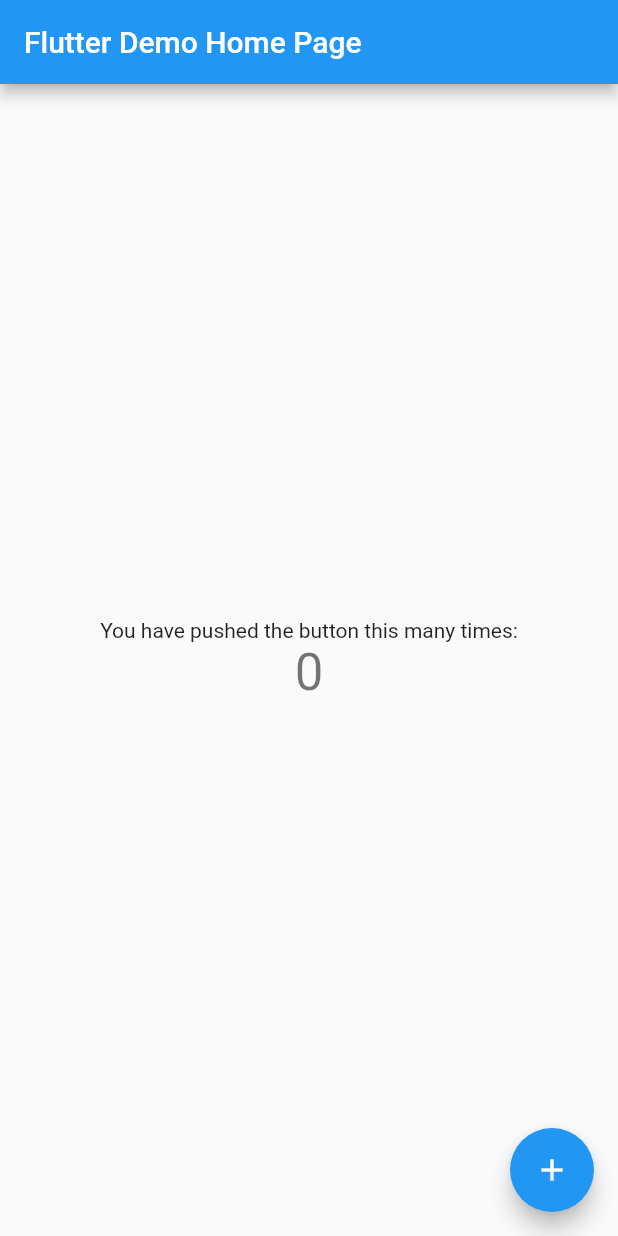
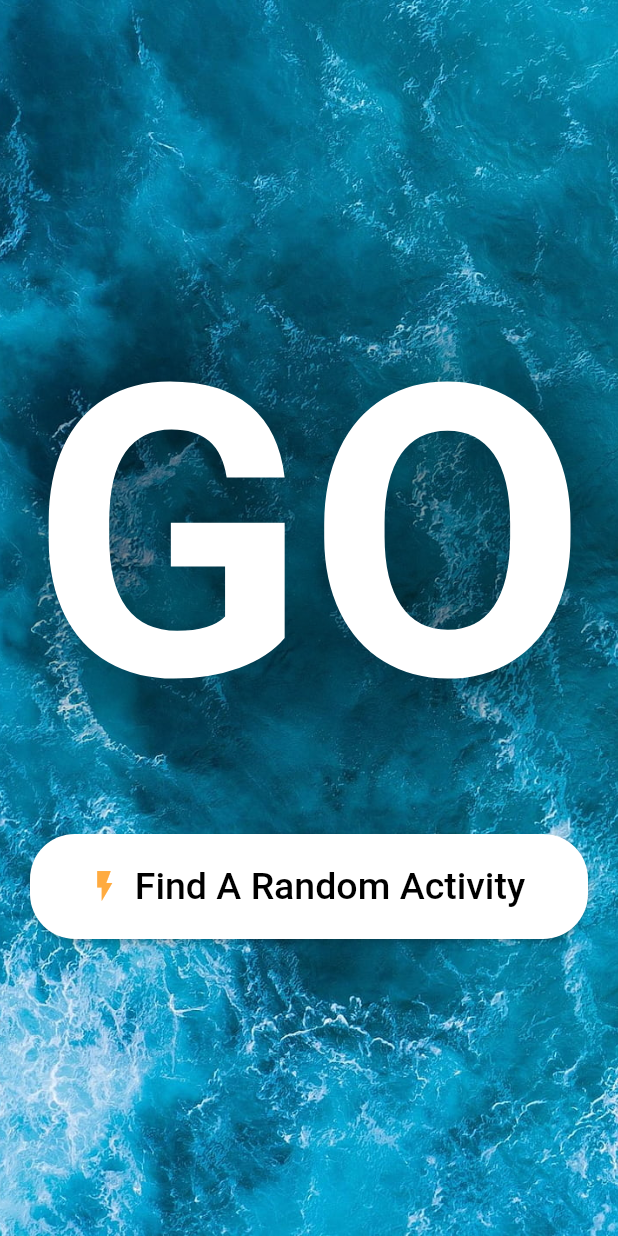
Before and after one commit to Blanco1010/clean-architect-flutter, a Flutter app: the screen it shows after launch, on a phone screen of 412 x 824 dp. Run offline on Flutter 3.47's test engine with Material 2 defaults, Android fonts, the phone set to English and light mode, and no system bars; our stand-ins replace dartz, dio, equatable, shared_preferences; missing offline and left inert: data_connection_checker_tv.

```diff
--- a/clean_architect/lib/features/random_activity/data/repositories/random_activty_repository_impl.dart
+++ b/clean_architect/lib/features/random_activity/data/repositories/random_activity_repository_impl.dart
@@ -35,7 +35,7 @@ class RandomActivityRepositoryImpl implements RandomActivityRepository {
 
         localDataSource.cacheRandomActivity(remoteActivity);
 
-        return Right(await remoteDataSource.getRandomActivity());
+        return Right(remoteActivity);
       } on ServerException {
         return Left(ServerFailure(errorMessage: 'This is a server exception'));
       }
--- /dev/null
+++ b/clean_architect/lib/features/random_activity/display/pages/landing_page.dart
@@ -0,0 +1,69 @@
+import 'package:flutter/material.dart';
+
+import 'package:provider/provider.dart';
+
+import '../provider/random_activity_provider.dart';
+
+import '../widgets/widgets.dart';
+
+class LandingPage extends StatelessWidget {
+  const LandingPage({Key? key}) : super(key: key);
+
+  @override
+  Widget build(BuildContext context) {
+    return Scaffold(
+      body: Stack(
+        children: [
+          Container(
+            decoration: const BoxDecoration(
+              image: DecorationImage(
+                fit: BoxFit.cover,
+                image: AssetImage('images/water_bg.jpeg'),
+              ),
+            ),
+          ),
+          Column(
+            mainAxisAlignment: MainAxisAlignment.center,
+            crossAxisAlignment: CrossAxisAlignment.center,
+            children: [
+              const Padding(
+                padding: EdgeInsets.all(20.0),
+                child: FittedBox(
+                  child: Text(
+                    'GO',
+                    style: TextStyle(
+                      color: Colors.white,
+                      fontWeight: FontWeight.bold,
+                      shadows: <Shadow>[
+                        Shadow(
+                          blurRadius: 100.0,
+                          color: Colors.black,
+                        ),
+                      ],
+                      fontSize: 1000,
+                    ),
+                  ),
+                ),
+              ),
+              CustomElevatedButtonWidget(
+                buttonColor: Colors.white,
+                textColor: Colors.black,
+                iconColor: Colors.orangeAccent,
+                callback: () {
+                  Provider.of<RandomActivityProvider>(context, listen: false)
+                      .eitherFailureOrActivity();
+
+                  Navigator.of(context).push(
+                    MaterialPageRoute(
+                      builder: (context) => const SkeletonWidget(),
+                    ),
+                  );
+                },
+              )
+            ],
+          )
+        ],
+      ),
+    );
+  }
+}
--- /dev/null
+++ b/clean_architect/lib/features/random_activity/display/provider/random_activity_provider.dart
@@ -0,0 +1,63 @@
+import 'package:data_connection_checker_tv/data_connection_checker.dart';
+
+import 'package:dio/dio.dart';
+
+import 'package:flutter/material.dart';
+
+import 'package:shared_preferences/shared_preferences.dart';
+
+import '../../../../core/connection/network_info.dart';
+
+import '../../../../core/errors/failures.dart';
+
+import '../../../../core/usecases/usecase.dart';
+
+import '../../data/datasources/random_activity_local_data_source.dart';
+
+import '../../data/datasources/random_activity_remote_data_source.dart';
+
+import '../../data/repositories/random_activity_repository_impl.dart';
+
+import '../../domain/entities/random_activity.dart';
+
+import '../../domain/usecases/get_random_activity.dart';
+
+class RandomActivityProvider extends ChangeNotifier {
+  RandomActivity? randomActivity;
+
+  Failure? failure;
+
+  RandomActivityProvider({
+    this.randomActivity,
+    this.failure,
+  });
+
+  void eitherFailureOrActivity() async {
+    RandomActivityRepositoryImpl repository = RandomActivityRepositoryImpl(
+      remoteDataSource: RandomActivityRemoteDataSourceImpl(dio: Dio()),
+      localDataSource: RandomActivityLocalDataSourceImpl(
+          sharedPreferences: await SharedPreferences.getInstance()),
+      networkInfo: NetworkInfoImpl(DataConnectionChecker()),
+    );
+
+    final failureOrActivity =
+        await GetRandomActivity(repository).call(NoParams());
+
+    failureOrActivity?.fold(
+      (newFailure) {
+        randomActivity = null;
+
+        failure = newFailure;
+
+        notifyListeners();
+      },
+      (activity) {
+        randomActivity = activity;
+
+        failure = null;
+
+        notifyListeners();
+      },
+    );
+  }
+}
--- /dev/null
+++ b/clean_architect/lib/features/random_activity/display/provider/selected_page_provider.dart
@@ -0,0 +1,15 @@
+import 'package:flutter/material.dart';
+
+class SelectedPageProvider extends ChangeNotifier {
+  int selectedPage;
+
+  SelectedPageProvider({
+    this.selectedPage = 0,
+  });
+
+  void changePage(int newValue) {
+    selectedPage = newValue;
+
+    notifyListeners();
+  }
+}
--- a/clean_architect/lib/features/random_activity/display/widgets/custom_elevated_button_widget.dart
+++ b/clean_architect/lib/features/random_activity/display/widgets/custom_elevated_button_widget.dart
@@ -0,0 +1,46 @@
+import 'package:flutter/material.dart';
+
+class CustomElevatedButtonWidget extends StatelessWidget {
+  const CustomElevatedButtonWidget({
+    Key? key,
+    required this.buttonColor,
+    required this.callback,
+    required this.textColor,
+    required this.iconColor,
+  }) : super(key: key);
+
+  final VoidCallback callback;
+
+  final Color buttonColor;
+
+  final Color textColor;
+
+  final Color iconColor;
+
+  @override
+  Widget build(BuildContext context) {
+    return Padding(
+      padding: const EdgeInsets.all(20.0),
+      child: ElevatedButton.icon(
+        style: ElevatedButton.styleFrom(
+            primary: buttonColor,
+            shape: RoundedRectangleBorder(
+              borderRadius: BorderRadius.circular(30),
+            ),
+            minimumSize: const Size(double.infinity, 70)),
+        onPressed: callback,
+        icon: Icon(
+          Icons.flash_on_outlined,
+          color: iconColor,
+        ),
+        label: Text(
+          'Find A Random Activity',
+          style: TextStyle(
+            fontSize: 25,
+            color: textColor,
+          ),
+        ),
+      ),
+    );
+  }
+}
--- a/clean_architect/lib/main.dart
+++ b/clean_architect/lib/main.dart
@@ -1,115 +1,57 @@
+import 'package:clean_architect/features/random_activity/display/pages/landing_page.dart';
+import 'package:clean_architect/features/random_activity/display/provider/random_activity_provider.dart';
+import 'package:clean_architect/features/random_activity/display/provider/selected_page_provider.dart';
+
 import 'package:flutter/material.dart';
+import 'package:provider/provider.dart';
 
-void main() {
+void main(List<String> args) {
   runApp(const MyApp());
 }
 
 class MyApp extends StatelessWidget {
   const MyApp({Key? key}) : super(key: key);
 
-  // This widget is the root of your application.
   @override
   Widget build(BuildContext context) {
-    return MaterialApp(
-      title: 'Flutter Demo',
-      theme: ThemeData(
-        // This is the theme of your application.
-        //
-        // Try running your application with "flutter run". You'll see the
-        // application has a blue toolbar. Then, without quitting the app, try
-        // changing the primarySwatch below to Colors.green and then invoke
-        // "hot reload" (press "r" in the console where you ran "flutter run",
-        // or simply save your changes to "hot reload" in a Flutter IDE).
-        // Notice that the counter didn't reset back to zero; the application
-        // is not restarted.
-        primarySwatch: Colors.blue,
+    return MultiProvider(
+      providers: [
+        ChangeNotifierProvider(
+          create: (_) => SelectedPageProvider(),
+        ),
+        ChangeNotifierProvider(
+          create: (_) => RandomActivityProvider(),
+        )
+      ],
+      child: MaterialApp(
+        debugShowCheckedModeBanner: false,
+        title: 'The Boring App',
+        theme: ThemeData(
+          primarySwatch: Colors.blue,
+          appBarTheme: const AppBarTheme(
+            titleTextStyle: TextStyle(
+              color: Colors.black87,
+              fontSize: 30,
+              fontWeight: FontWeight.bold,
+            ),
+            color: Colors.transparent,
+            elevation: 0,
+            iconTheme: IconThemeData(
+              color: Colors.black87,
+            ),
+          ),
+        ),
+        home: const Home(),
       ),
-      home: const MyHomePage(title: 'Flutter Demo Home Page'),
     );
   }
 }
 
-class MyHomePage extends StatefulWidget {
-  const MyHomePage({Key? key, required this.title}) : super(key: key);
-
-  // This widget is the home page of your application. It is stateful, meaning
-  // that it has a State object (defined below) that contains fields that affect
-  // how it looks.
-
-  // This class is the configuration for the state. It holds the values (in this
-  // case the title) provided by the parent (in this case the App widget) and
-  // used by the build method of the State. Fields in a Widget subclass are
-  // always marked "final".
-
-  final String title;
-
-  @override
-  State<MyHomePage> createState() => _MyHomePageState();
-}
-
-class _MyHomePageState extends State<MyHomePage> {
-  int _counter = 0;
-
-  void _incrementCounter() {
-    setState(() {
-      // This call to setState tells the Flutter framework that something has
-      // changed in this State, which causes it to rerun the build method below
-      // so that the display can reflect the updated values. If we changed
-      // _counter without calling setState(), then the build method would not be
-      // called again, and so nothing would appear to happen.
-      _counter++;
-    });
-  }
+class Home extends StatelessWidget {
+  const Home({Key? key}) : super(key: key);
 
   @override
   Widget build(BuildContext context) {
-    // This method is rerun every time setState is called, for instance as done
-    // by the _incrementCounter method above.
-    //
-    // The Flutter framework has been optimized to make rerunning build methods
-    // fast, so that you can just rebuild anything that needs updating rather
-    // than having to individually change instances of widgets.
-    return Scaffold(
-      appBar: AppBar(
-        // Here we take the value from the MyHomePage object that was created by
-        // the App.build method, and use it to set our appbar title.
-        title: Text(widget.title),
-      ),
-      body: Center(
-        // Center is a layout widget. It takes a single child and positions it
-        // in the middle of the parent.
-        child: Column(
-          // Column is also a layout widget. It takes a list of children and
-          // arranges them vertically. By default, it sizes itself to fit its
-          // children horizontally, and tries to be as tall as its parent.
-          //
-          // Invoke "debug painting" (press "p" in the console, choose the
-          // "Toggle Debug Paint" action from the Flutter Inspector in Android
-          // Studio, or the "Toggle Debug Paint" command in Visual Studio Code)
-          // to see the wireframe for each widget.
-          //
-          // Column has various properties to control how it sizes itself and
-          // how it positions its children. Here we use mainAxisAlignment to
-          // center the children vertically; the main axis here is the vertical
-          // axis because Columns are vertical (the cross axis would be
-          // horizontal).
-          mainAxisAlignment: MainAxisAlignment.center,
-          children: <Widget>[
-            const Text(
-              'You have pushed the button this many times:',
-            ),
-            Text(
-              '$_counter',
-              style: Theme.of(context).textTheme.headline4,
-            ),
-          ],
-        ),
-      ),
-      floatingActionButton: FloatingActionButton(
-        onPressed: _incrementCounter,
-        tooltip: 'Increment',
-        child: const Icon(Icons.add),
-      ), // This trailing comma makes auto-formatting nicer for build methods.
-    );
+    return const LandingPage();
   }
 }
```
Also changed, not shown: clean_architect/lib/features/random_activity/display/pages/legalese_page.dart (added, +27 -0 lines), clean_architect/lib/features/random_activity/display/pages/random_activity_page.dart (added, +37 -0 lines), clean_architect/lib/features/random_activity/display/widgets/custom_bottom_bar_icon_widget.dart (+34 -0 lines), clean_architect/lib/features/random_activity/display/widgets/custom_bottom_bar_widget.dart (+70 -0 lines), clean_architect/lib/features/random_activity/display/widgets/random_activity_widget.dart (+122 -0 lines), clean_architect/lib/features/random_activity/display/widgets/skeleton_widget.dart (+58 -0 lines), clean_architect/lib/features/random_activity/domain/usecases/get_random_activity.dart (renamed from clean_architect/lib/features/random_activity/domain/usecases/get_random_activicty.dart).
